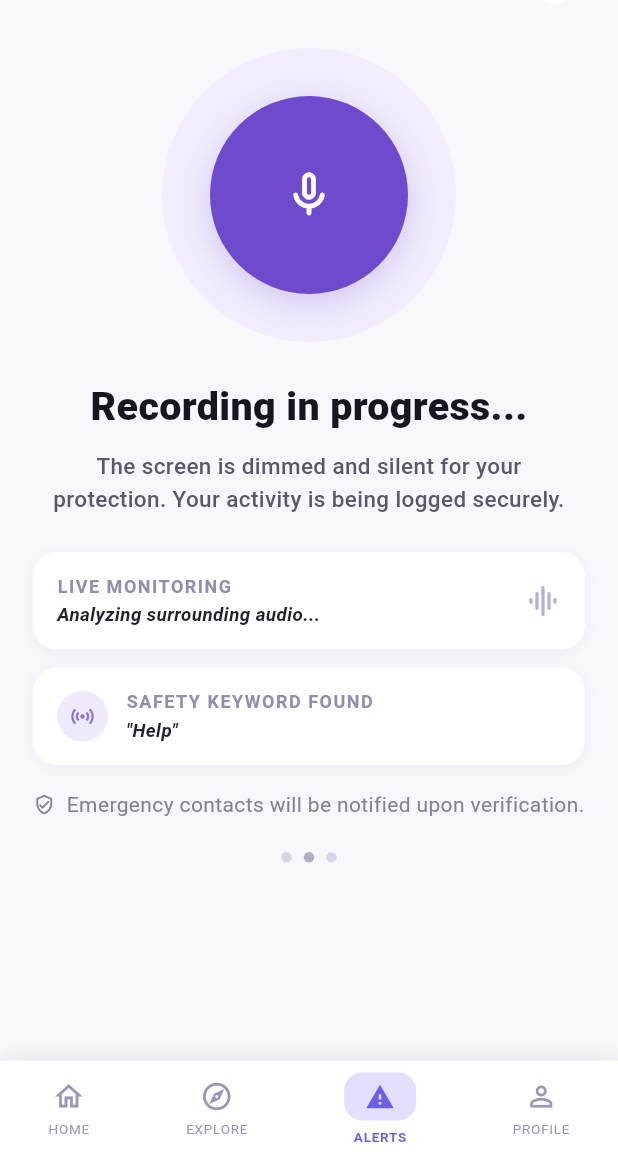
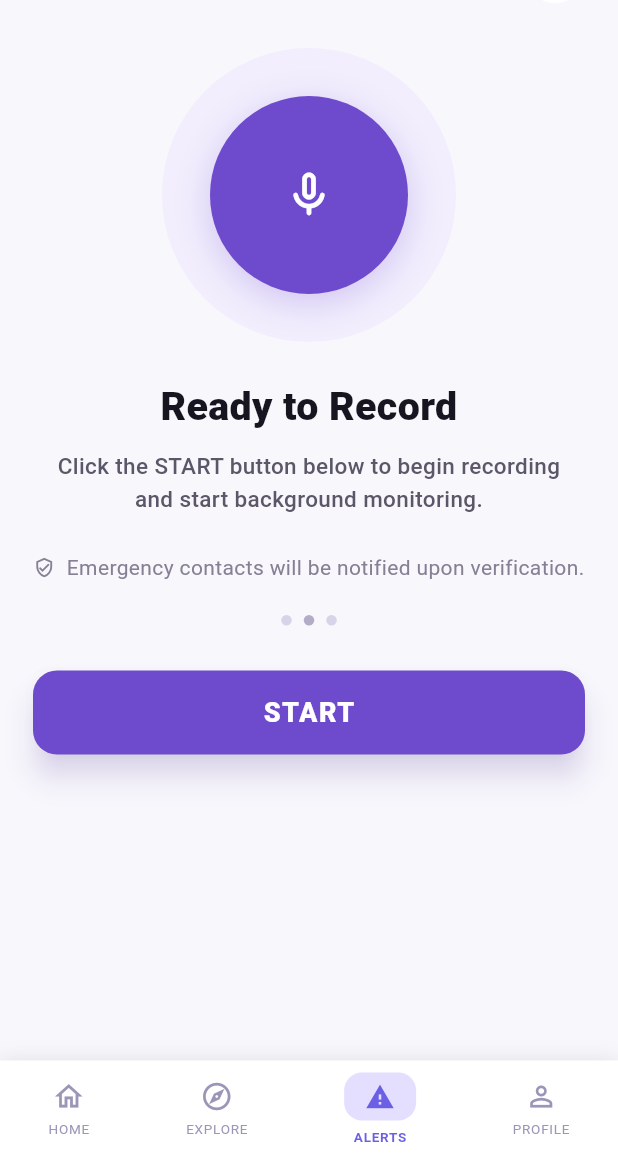
Before and after one commit to joelgautam/SAFEYATRA11, a Flutter app: the AlertsMainScreen screen opened by its route, on a phone screen of 412 x 824 dp, the part 78-1236 px from its top. Run offline on Flutter 3.47's test engine with Material 3 defaults, Android fonts, the phone set to English and light mode, and no system bars.

Commit message:
Add START/STOP button for voice recording and background monitoring control

```diff
--- a/lib/screens/alerts_main_screen.dart
+++ b/lib/screens/alerts_main_screen.dart
@@ -1,8 +1,33 @@
 import 'package:flutter/material.dart';
 import 'buttom_navigation_screen.dart';
 
-class AlertsMainScreen extends StatelessWidget {
+class AlertsMainScreen extends StatefulWidget {
   const AlertsMainScreen({super.key});
+
+  @override
+  State<AlertsMainScreen> createState() => _AlertsMainScreenState();
+}
+
+class _AlertsMainScreenState extends State<AlertsMainScreen> {
+  bool _isRecording = false;
+
+  void _startRecording() {
+    setState(() {
+      _isRecording = true;
+    });
+    // TODO: Start voice recording here
+    // TODO: Start background monitoring and performance tracking here
+    print('Recording started');
+  }
+
+  void _stopRecording() {
+    setState(() {
+      _isRecording = false;
+    });
+    // TODO: Stop voice recording here
+    // TODO: Stop background monitoring here
+    print('Recording stopped');
+  }
 
   @override
   Widget build(BuildContext context) {
@@ -55,10 +80,15 @@ class AlertsMainScreen extends StatelessWidget {
                       height: 132,
                       decoration: BoxDecoration(
                         shape: BoxShape.circle,
-                        color: const Color(0xFF6E4ACD),
+                        color: _isRecording
+                            ? const Color(0xFFE05555)
+                            : const Color(0xFF6E4ACD),
                         boxShadow: [
                           BoxShadow(
-                            color: const Color(0xFF6E4ACD).withOpacity(0.25),
+                            color: (_isRecording
+                                    ? const Color(0xFFE05555)
+                                    : const Color(0xFF6E4ACD))
+                                .withOpacity(0.25),
                             blurRadius: 20,
                             offset: const Offset(0, 6),
                           ),
@@ -71,20 +101,22 @@ class AlertsMainScreen extends StatelessWidget {
                 ),
               ),
               const SizedBox(height: 24),
-              const Text(
-                'Recording in progress...',
+              Text(
+                _isRecording ? 'Recording in progress...' : 'Ready to Record',
                 textAlign: TextAlign.center,
-                style: TextStyle(
+                style: const TextStyle(
                   color: Color(0xFF17151F),
                   fontSize: 42 / 1.6,
                   fontWeight: FontWeight.w800,
                 ),
               ),
               const SizedBox(height: 10),
-              const Text(
-                'The screen is dimmed and silent for your\nprotection. Your activity is being logged securely.',
+              Text(
+                _isRecording
+                    ? 'The screen is dimmed and silent for your\nprotection. Your activity is being logged securely.'
+                    : 'Click the START button below to begin recording\nand start background monitoring.',
                 textAlign: TextAlign.center,
-                style: TextStyle(
+                style: const TextStyle(
                   color: Color(0xFF5B5768),
                   fontSize: 15,
                   height: 1.45,
@@ -92,6 +124,7 @@ class AlertsMainScreen extends StatelessWidget {
                 ),
               ),
               const SizedBox(height: 24),
+              if (_isRecording) ...[
                 _SignalCard(
                   title: 'LIVE MONITORING',
                   message: 'Analyzing surrounding audio...',
@@ -105,6 +138,7 @@ class AlertsMainScreen extends StatelessWidget {
                   leadingIcon: Icons.sensors,
                 ),
                 const SizedBox(height: 16),
+              ],
               const Row(
                 mainAxisAlignment: MainAxisAlignment.center,
                 children: [
@@ -134,6 +168,36 @@ class AlertsMainScreen extends StatelessWidget {
                       color: index == 1
                           ? const Color(0xFFB3ACC7)
                           : const Color(0xFFD8D3E8),
+                    ),
+                  ),
+                ),
+              ),
+              const SizedBox(height: 30),
+              SizedBox(
+                width: double.infinity,
+                height: 56,
+                child: ElevatedButton(
+                  onPressed: _isRecording ? _stopRecording : _startRecording,
+                  style: ElevatedButton.styleFrom(
+                    backgroundColor: _isRecording
+                        ? const Color(0xFFE05555)
+                        : const Color(0xFF6E4ACD),
+                    shape: RoundedRectangleBorder(
+                      borderRadius: BorderRadius.circular(16),
+                    ),
+                    elevation: 8,
+                    shadowColor: (_isRecording
+                            ? const Color(0xFFE05555)
+                            : const Color(0xFF6E4ACD))
+                        .withOpacity(0.3),
+                  ),
+                  child: Text(
+                    _isRecording ? 'STOP' : 'START',
+                    style: const TextStyle(
+                      fontSize: 18,
+                      fontWeight: FontWeight.w800,
+                      color: Colors.white,
+                      letterSpacing: 1,
                     ),
                   ),
                 ),
```
Lines whose indentation alone changed are shown as unchanged.
